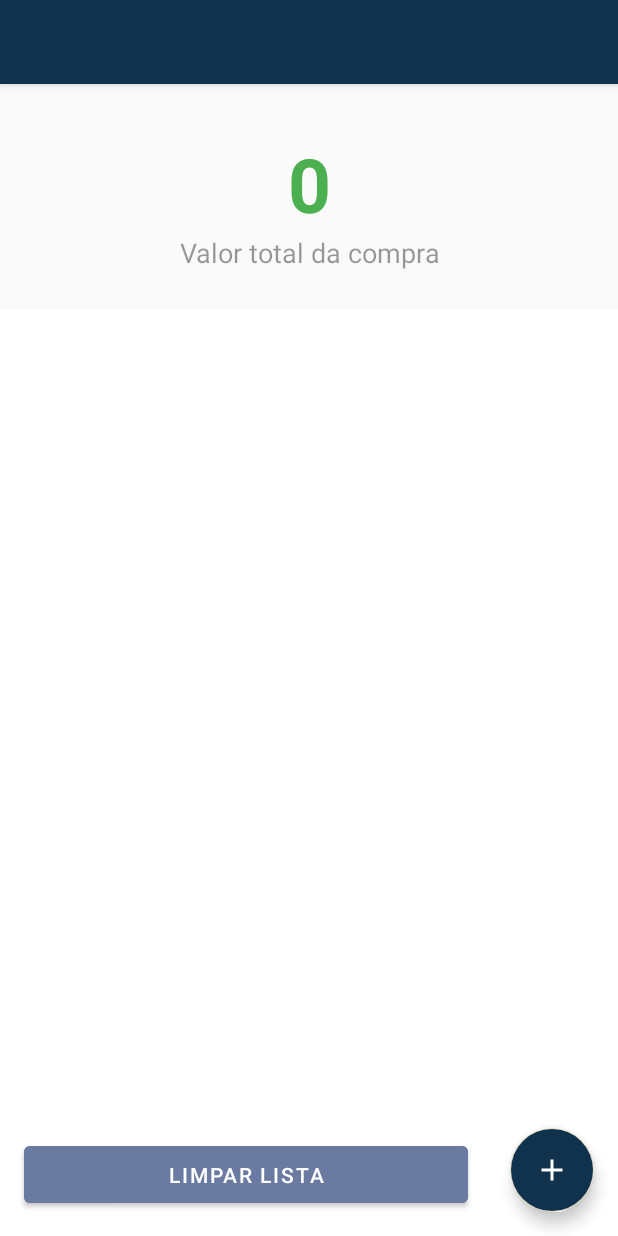
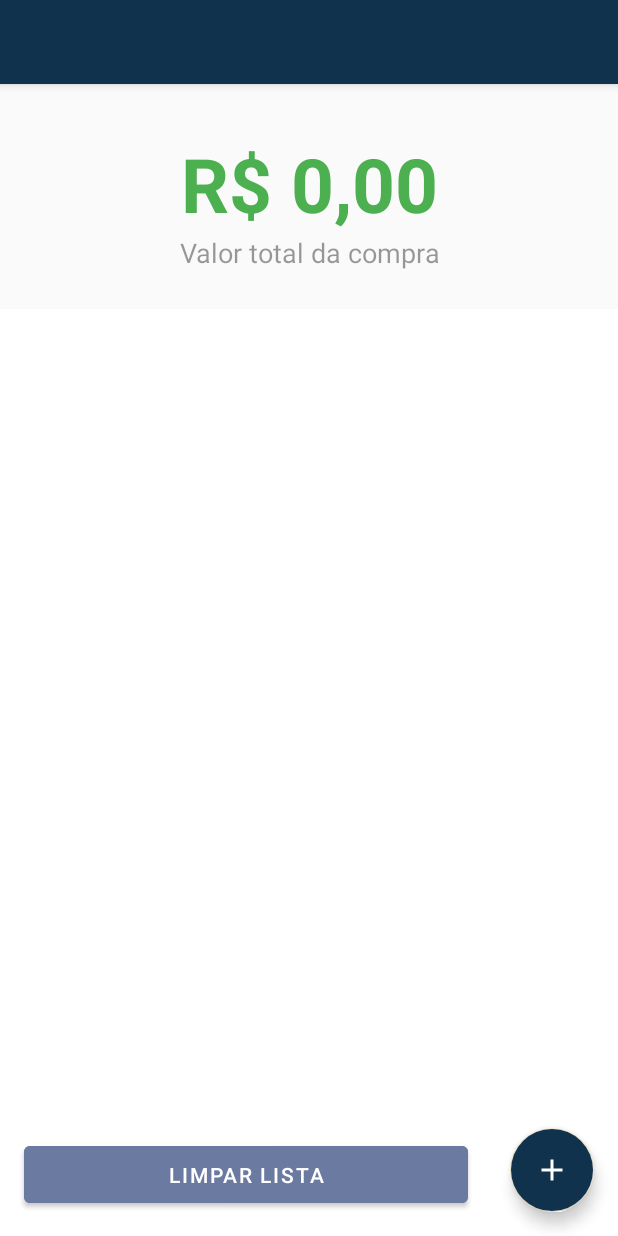
Before and after one commit to italocavalcanti3/lista-de-compras-kotlin, an Android app: the layout activity_lista_compras.xml on its own in the app's theme, with its tools: preview values and no code run, on a phone screen of 412 x 824 dp. Run offline under Robolectric (Android 15) with nearby library versions, the phone set to English and light mode, and no system bars.

Commit message:
corrigindo cache

```diff
--- a/app/src/main/java/br/com/mentoria/listadecomprasakotlin/ui/ListaComprasActivity.kt
+++ b/app/src/main/java/br/com/mentoria/listadecomprasakotlin/ui/ListaComprasActivity.kt
@@ -55,7 +55,6 @@ class ListaComprasActivity : AppCompatActivity() {
         //Configura Swipe
         val itemTouchHelper = ItemTouchHelper(ItemTouchHelper())
         itemTouchHelper.attachToRecyclerView(binding.contentMain.recyclerLista)
-
 
     }
 
--- a/app/src/main/res/layout/content_listadecompraskotlin_main.xml
+++ b/app/src/main/res/layout/content_listadecompraskotlin_main.xml
@@ -22,7 +22,7 @@
             android:layout_width="match_parent"
             android:layout_height="100dp"
             android:gravity="bottom|center"
-            android:text="0"
+            android:text="@string/r_0_00"
             android:textAlignment="gravity"
             android:textColor="#4CAF50"
             android:textSize="50sp"
```
Also changed, not shown: app/src/main/res/menu/adicionar_item_menu.xml (+6 -4 lines).
